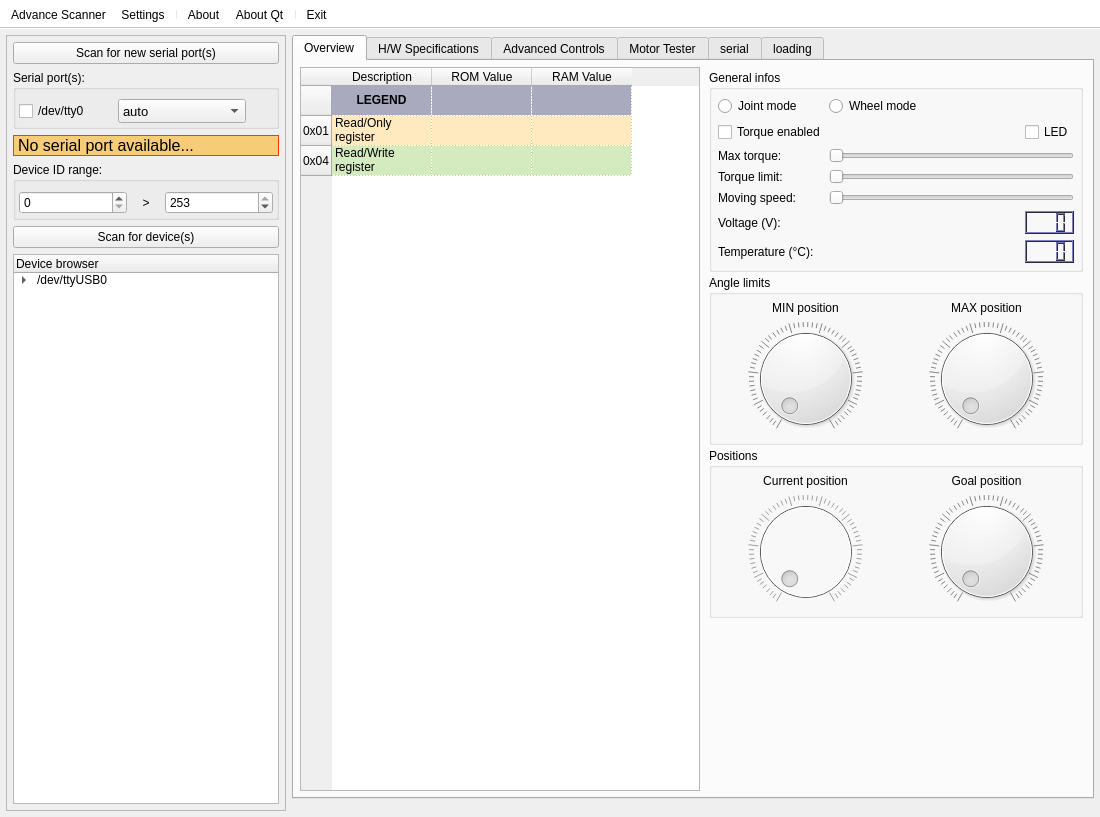
First picture: the form in gui/ui/mainwindow.ui, repository emericg/SmartServoFramework, before the edit.
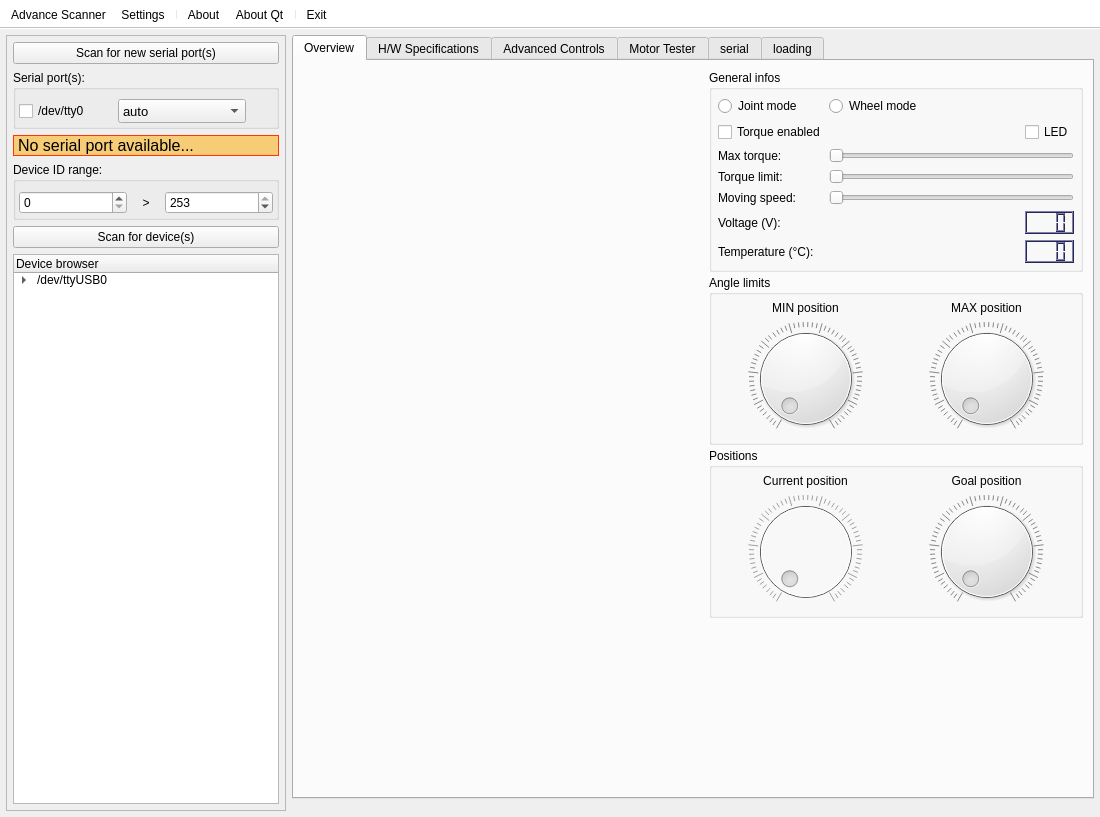
Second picture: the form after the edit. Icons and pictures are not drawn. Custom widgets are drawn as their Qt base class.

Commit message: GUI: Split register table into its own widget so we can make MainWindow code way more managable

```diff
--- a/gui/ui/mainwindow.ui
+++ b/gui/ui/mainwindow.ui
@@ -382,232 +382,13 @@
          <number>6</number>
         </property>
         <item>
-         <widget class="QTableWidget" name="tableWidget">
+         <widget class="widgetRegisterTable" name="widgetRT" native="true">
           <property name="minimumSize">
            <size>
             <width>400</width>
             <height>0</height>
            </size>
           </property>
-          <property name="horizontalScrollBarPolicy">
-           <enum>Qt::ScrollBarAlwaysOff</enum>
-          </property>
-          <property name="selectionMode">
-           <enum>QAbstractItemView::SingleSelection</enum>
-          </property>
-          <property name="selectionBehavior">
-           <enum>QAbstractItemView::SelectRows</enum>
-          </property>
-          <property name="gridStyle">
-           <enum>Qt::DotLine</enum>
-          </property>
-          <row>
-           <property name="text">
-            <string notr="true"/>
-           </property>
-          </row>
-          <row>
-           <property name="text">
-            <string notr="true">0x01</string>
-           </property>
-          </row>
-          <row>
-           <property name="text">
-            <string notr="true">0x04</string>
-           </property>
-          </row>
-          <column>
-           <property name="text">
-            <string>Description</string>
-           </property>
-          </column>
-          <column>
-           <property name="text">
-            <string>ROM Value</string>
-           </property>
-          </column>
-          <column>
-           <property name="text">
-            <string>RAM Value</string>
-           </property>
-          </column>
-          <item row="0" column="0">
-           <property name="text">
-            <string>LEGEND</string>
-           </property>
-           <property name="font">
-            <font>
-             <weight>75</weight>
-             <bold>true</bold>
-            </font>
-           </property>
-           <property name="textAlignment">
-            <set>AlignCenter</set>
-           </property>
-           <property name="background">
-            <brush brushstyle="SolidPattern">
-             <color alpha="128">
-              <red>85</red>
-              <green>85</green>
-              <blue>127</blue>
-             </color>
-            </brush>
-           </property>
-           <property name="foreground">
-            <brush brushstyle="NoBrush">
-             <color alpha="255">
-              <red>255</red>
-              <green>255</green>
-              <blue>255</blue>
-             </color>
-            </brush>
-           </property>
-           <property name="flags">
-            <set>ItemIsDragEnabled|ItemIsUserCheckable|ItemIsEnabled</set>
-           </property>
-          </item>
-          <item row="0" column="1">
-           <property name="text">
-            <string/>
-           </property>
-           <property name="background">
-            <brush brushstyle="SolidPattern">
-             <color alpha="128">
-              <red>85</red>
-              <green>85</green>
-              <blue>127</blue>
-             </color>
-            </brush>
-           </property>
-           <property name="flags">
-            <set>ItemIsDragEnabled|ItemIsUserCheckable|ItemIsEnabled</set>
-           </property>
-          </item>
-          <item row="0" column="2">
-           <property name="text">
-            <string/>
-           </property>
-           <property name="background">
-            <brush brushstyle="SolidPattern">
-             <color alpha="128">
-              <red>85</red>
-              <green>85</green>
-              <blue>127</blue>
-             </color>
-            </brush>
-           </property>
-           <property name="flags">
-            <set>ItemIsDragEnabled|ItemIsUserCheckable|ItemIsEnabled</set>
-           </property>
-          </item>
-          <item row="1" column="0">
-           <property name="text">
-            <string>Read/Only register</string>
-           </property>
-           <property name="background">
-            <brush brushstyle="SolidPattern">
-             <color alpha="64">
-              <red>255</red>
-              <green>170</green>
-              <blue>0</blue>
-             </color>
-            </brush>
-           </property>
-           <property name="flags">
-            <set>ItemIsSelectable|ItemIsUserCheckable|ItemIsEnabled</set>
-           </property>
-          </item>
-          <item row="1" column="1">
-           <property name="text">
-            <string/>
-           </property>
-           <property name="textAlignment">
-            <set>AlignCenter</set>
-           </property>
-           <property name="background">
-            <brush brushstyle="SolidPattern">
-             <color alpha="64">
-              <red>255</red>
-              <green>170</green>
-              <blue>0</blue>
-             </color>
-            </brush>
-           </property>
-           <property name="flags">
-            <set>ItemIsSelectable|ItemIsUserCheckable|ItemIsEnabled</set>
-           </property>
-          </item>
-          <item row="1" column="2">
-           <property name="text">
-            <string/>
-           </property>
-           <property name="background">
-            <brush brushstyle="SolidPattern">
-             <color alpha="64">
-              <red>255</red>
-              <green>170</green>
-              <blue>0</blue>
-             </color>
-            </brush>
-           </property>
-           <property name="flags">
-            <set>ItemIsSelectable|ItemIsUserCheckable|ItemIsEnabled</set>
-           </property>
-          </item>
-          <item row="2" column="0">
-           <property name="text">
-            <string>Read/Write register</string>
-           </property>
-           <property name="background">
-            <brush brushstyle="SolidPattern">
-             <color alpha="64">
-              <red>85</red>
-              <green>170</green>
-              <blue>0</blue>
-             </color>
-            </brush>
-           </property>
-           <property name="flags">
-            <set>ItemIsSelectable|ItemIsUserCheckable|ItemIsEnabled</set>
-           </property>
-          </item>
-          <item row="2" column="1">
-           <property name="text">
-            <string/>
-           </property>
-           <property name="textAlignment">
-            <set>AlignTrailing|AlignVCenter</set>
-           </property>
-           <property name="background">
-            <brush brushstyle="SolidPattern">
-             <color alpha="64">
-              <red>85</red>
-              <green>170</green>
-              <blue>0</blue>
-             </color>
-            </brush>
-           </property>
-           <property name="flags">
-            <set>ItemIsSelectable|ItemIsEditable|ItemIsUserCheckable|ItemIsEnabled</set>
-           </property>
-          </item>
-          <item row="2" column="2">
-           <property name="text">
-            <string/>
-           </property>
-           <property name="background">
-            <brush brushstyle="SolidPattern">
-             <color alpha="64">
-              <red>85</red>
-              <green>170</green>
-              <blue>0</blue>
-             </color>
-            </brush>
-           </property>
-           <property name="flags">
-            <set>ItemIsSelectable|ItemIsUserCheckable|ItemIsEnabled</set>
-           </property>
-          </item>
          </widget>
         </item>
         <item>
@@ -2268,6 +2049,12 @@
    <header>../src/widgetSerialError.h</header>
    <container>1</container>
   </customwidget>
+  <customwidget>
+   <class>widgetRegisterTable</class>
+   <extends>QWidget</extends>
+   <header>../src/widgetRegisterTable.h</header>
+   <container>1</container>
+  </customwidget>
  </customwidgets>
  <resources>
   <include location="../resources/resources.qrc"/>
```
The commit also changes 7 other files.
